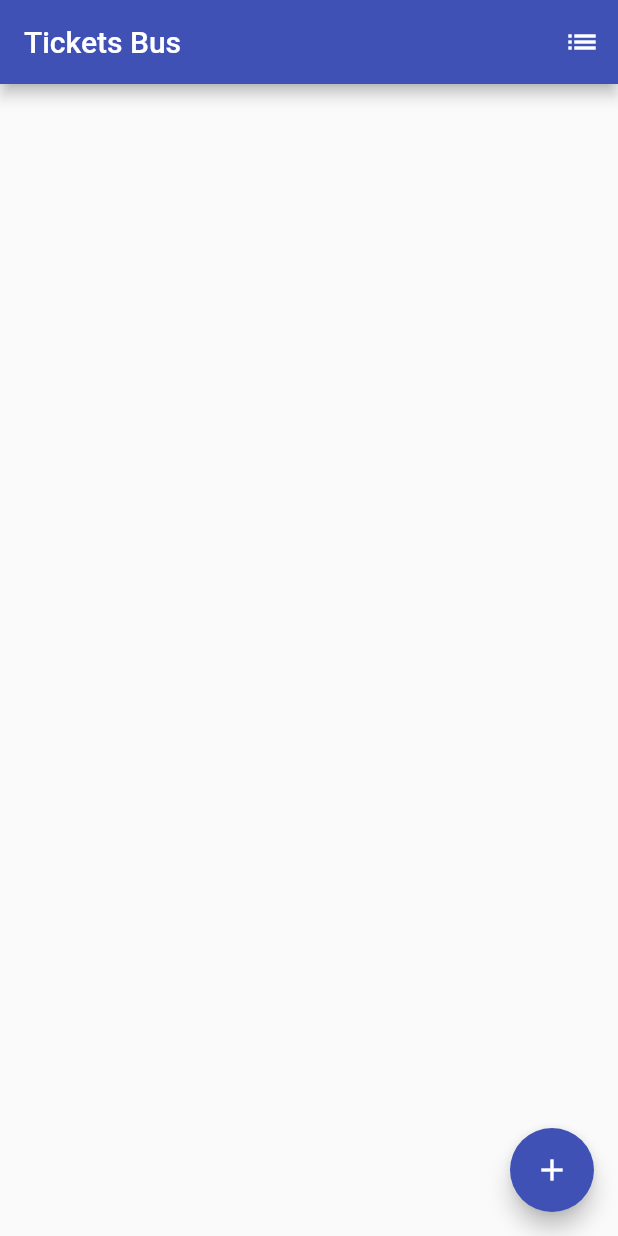
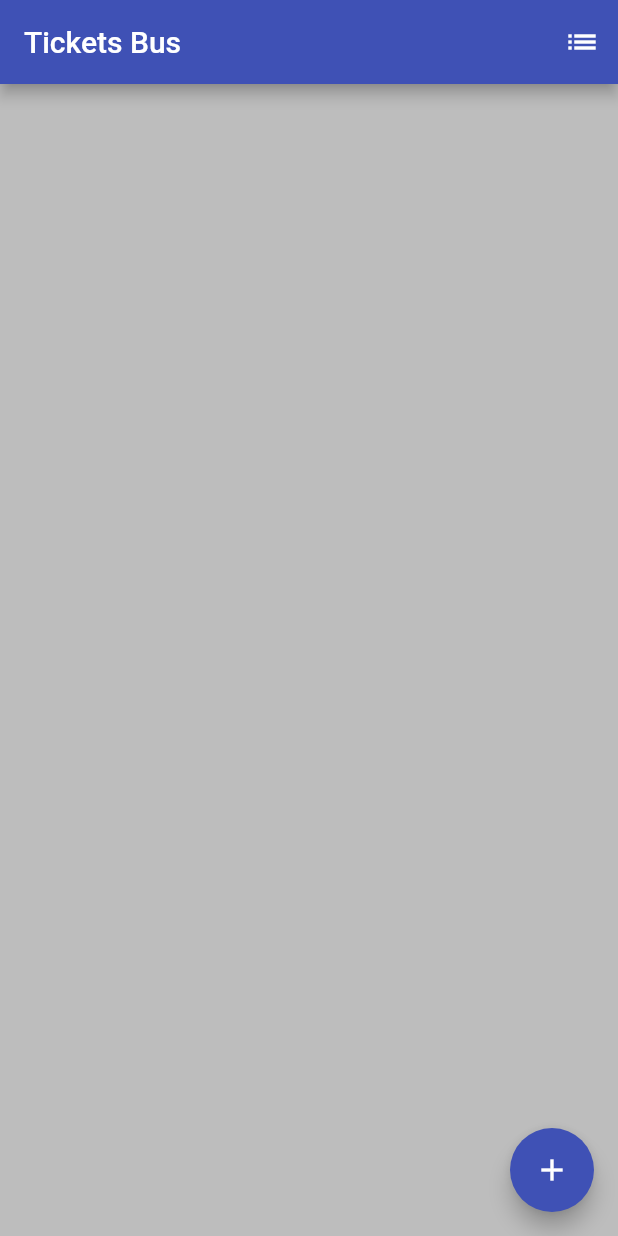
Before and after one commit to beliciobcardoso-zz/app_ticketsbus, a Flutter app: the screen it shows after launch, on a phone screen of 412 x 824 dp. Run offline on Flutter 3.47's test engine with Material 2 defaults, Android fonts, the phone set to English and light mode, and no system bars; our stand-ins replace flutter_masked_text.

Commit message:
definido o background do body

```diff
--- a/lib/pages/MyHomePage.dart
+++ b/lib/pages/MyHomePage.dart
@@ -24,6 +24,9 @@ class MyHomePage extends StatelessWidget {
           ),
         ],
       ),
+      body: Container(
+        color: Colors.grey[400],
+      ),
       floatingActionButton: FloatingActionButton(
         child: Icon(Icons.add),
         tooltip: 'Adicionar passagens',
```
